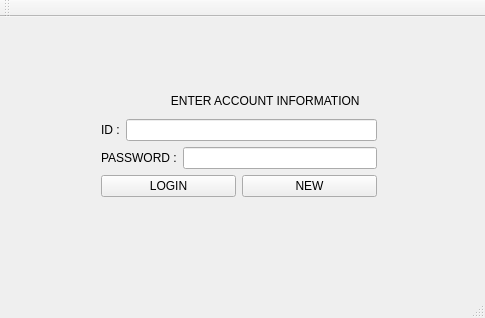
The window that Qt_Creator/projectPHOE/phoe.ui (jdsalguer/senior_project) describes before a commit, drawn with Qt 5.
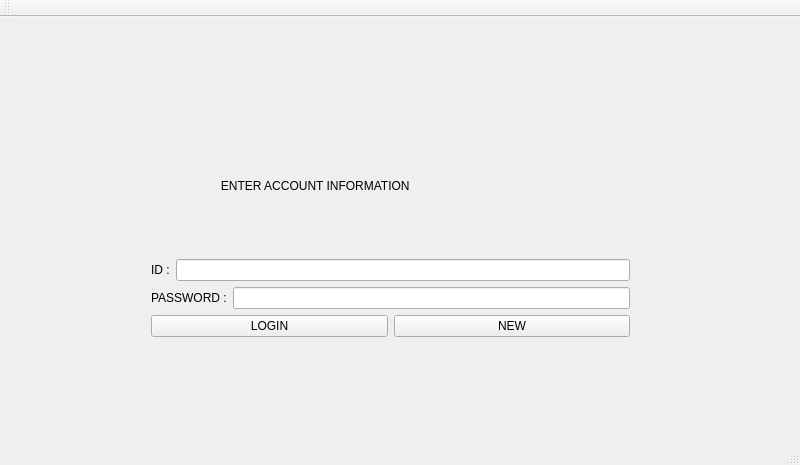
The same window after the commit.

```diff
--- a/Qt_Creator/projectPHOE/phoe.ui
+++ b/Qt_Creator/projectPHOE/phoe.ui
@@ -6,21 +6,21 @@
    <rect>
     <x>0</x>
     <y>0</y>
-    <width>485</width>
-    <height>318</height>
+    <width>800</width>
+    <height>465</height>
    </rect>
   </property>
   <property name="windowTitle">
    <string>phoe</string>
   </property>
   <widget class="QWidget" name="centralWidget">
-   <widget class="QWidget" name="">
+   <widget class="QWidget" name="layoutWidget">
     <property name="geometry">
      <rect>
-      <x>90</x>
-      <y>60</y>
-      <width>298</width>
-      <height>131</height>
+      <x>140</x>
+      <y>90</y>
+      <width>501</width>
+      <height>241</height>
      </rect>
     </property>
     <layout class="QVBoxLayout" name="verticalLayout">
```
Left out of the diff: 2 changed lines with no effect on the pictures.
